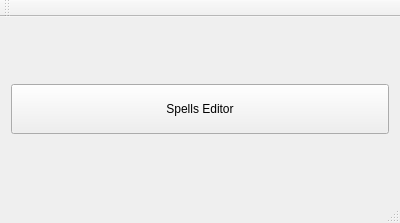
The window that editor/editor.ui (lonski/amarlon) describes before a commit, drawn with Qt 5.
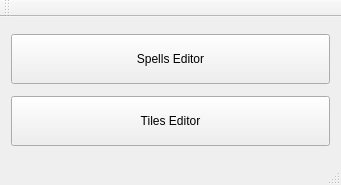
The same window after the commit.

Commit message: Tiles Protobuf editor, #96

```diff
--- a/editor/editor.ui
+++ b/editor/editor.ui
@@ -6,8 +6,8 @@
    <rect>
     <x>0</x>
     <y>0</y>
-    <width>400</width>
-    <height>223</height>
+    <width>341</width>
+    <height>185</height>
    </rect>
   </property>
   <property name="windowTitle">
@@ -28,6 +28,19 @@
       </property>
      </widget>
     </item>
+    <item>
+     <widget class="QPushButton" name="pushButton_2">
+      <property name="minimumSize">
+       <size>
+        <width>0</width>
+        <height>50</height>
+       </size>
+      </property>
+      <property name="text">
+       <string>Tiles Editor</string>
+      </property>
+     </widget>
+    </item>
    </layout>
   </widget>
   <widget class="QMenuBar" name="menuBar">
```
Left out of the diff: 2 changed lines with no effect on the pictures. The commit also changes 18 other files.
